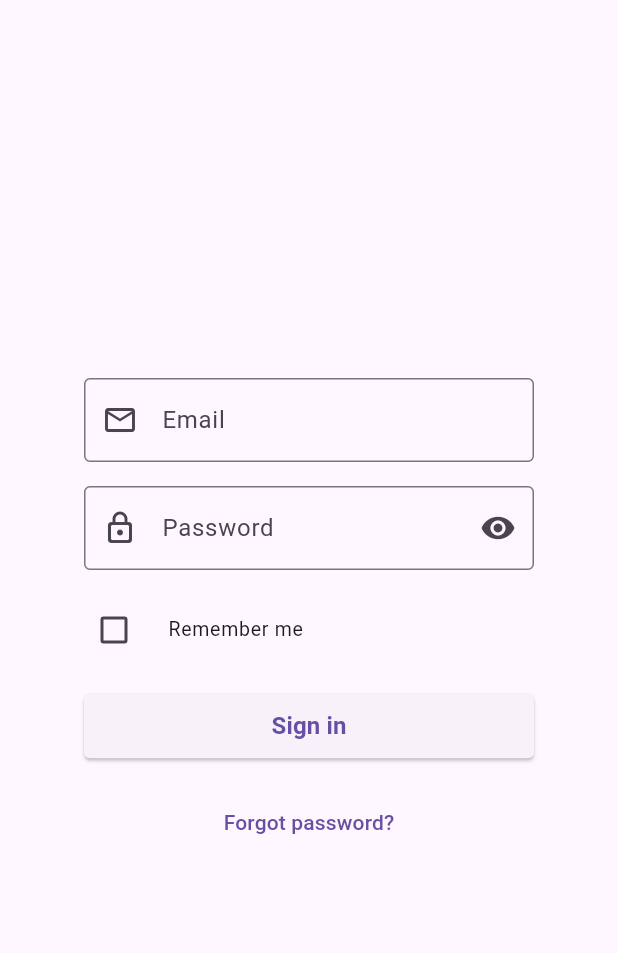
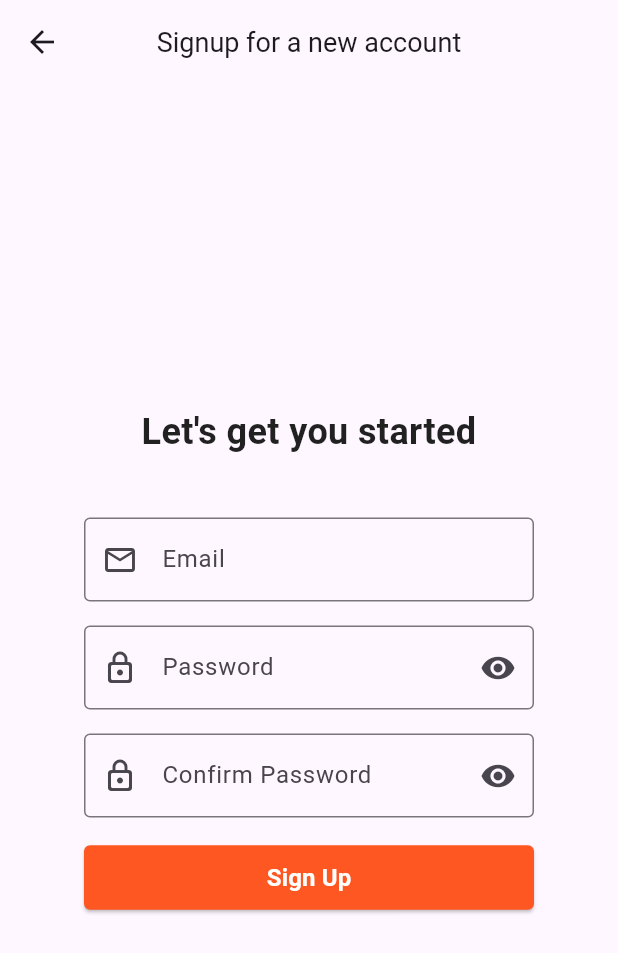
Before and after one commit to AndrewSebastianH/thesis-frontend, a Flutter app: the SignUp screen opened by its route, on a phone screen of 412 x 824 dp. Shown: the top 953 px of the screen. Run offline on Flutter 3.47's test engine with Material 3 defaults, Android fonts, the phone set to English and light mode, and no system bars; our stand-ins replace lottie.

Commit message:
feat:init route and pages

```diff
--- /dev/null
+++ b/thesis_frontend/lib/controllers/signup_controller.dart
@@ -0,0 +1,45 @@
+import 'package:flutter/material.dart';
+
+class SignUpController {
+  final TextEditingController emailController = TextEditingController();
+  final TextEditingController passwordController = TextEditingController();
+  final TextEditingController confirmPasswordController =
+      TextEditingController();
+
+  bool isPasswordVisible = false;
+  bool isConfirmPasswordVisible = false;
+
+  bool validateEmail(String? value) {
+    if (value == null || value.isEmpty) {
+      return false;
+    }
+    bool emailValid = RegExp(
+      r"^[a-zA-Z0-9.a-zA-Z0-9.!#$%&'*+-/=?^_`{|}~]+@[a-zA-Z0-9]+\.[a-zA-Z]+",
+    ).hasMatch(value);
+    return emailValid;
+  }
+
+  bool validatePassword(String? value) {
+    return value != null && value.length >= 6;
+  }
+
+  bool isPasswordMatching() {
+    return passwordController.text == confirmPasswordController.text;
+  }
+
+  void togglePasswordVisibility(VoidCallback updateState) {
+    isPasswordVisible = !isPasswordVisible;
+    updateState();
+  }
+
+  void toggleConfirmPasswordVisibility(VoidCallback updateState) {
+    isConfirmPasswordVisible = !isConfirmPasswordVisible;
+    updateState();
+  }
+
+  void dispose() {
+    emailController.dispose();
+    passwordController.dispose();
+    confirmPasswordController.dispose();
+  }
+}
--- a/thesis_frontend/lib/main.dart
+++ b/thesis_frontend/lib/main.dart
@@ -3,6 +3,7 @@ import 'package:lottie/lottie.dart';
 import 'package:thesis_frontend/screens/signin.dart';
 import 'package:thesis_frontend/screens/signup.dart';
 import 'package:thesis_frontend/screens/loading.dart';
+import 'package:thesis_frontend/screens/home_page.dart';
 
 void main() {
   runApp(const MyApp());
@@ -17,10 +18,11 @@ class MyApp extends StatelessWidget {
       debugShowCheckedModeBanner: false,
       theme: ThemeData(primarySwatch: Colors.deepOrange),
       routes: {
-        '/': (context) => const Loading(),
+        // '/': (context) => const Loading(),
+        '/': (context) => const SignUp(),
         '/signup': (context) => const SignUp(),
         '/signin': (context) => const SignIn(),
-        '/home': (context) => const LandingPage(),
+        '/home': (context) => const HomePage(),
       },
     );
   }
--- a/thesis_frontend/lib/screens/landing_page.dart
+++ b/thesis_frontend/lib/screens/home_page.dart
@@ -1,7 +1,7 @@
 import 'package:flutter/material.dart';
 
-class LandingPage extends StatelessWidget {
-  const LandingPage({super.key});
+class HomePage extends StatelessWidget {
+  const HomePage({super.key});
 
   @override
   Widget build(BuildContext context) {
--- a/thesis_frontend/lib/screens/signup.dart
+++ b/thesis_frontend/lib/screens/signup.dart
@@ -1,4 +1,5 @@
 import 'package:flutter/material.dart';
+import 'package:thesis_frontend/controllers/signup_controller.dart';
 
 class SignUp extends StatelessWidget {
   const SignUp({Key? key}) : super(key: key);
@@ -8,6 +9,19 @@ class SignUp extends StatelessWidget {
     final bool isSmallScreen = MediaQuery.of(context).size.width < 600;
 
     return Scaffold(
+      appBar: AppBar(
+        leading: IconButton(
+          icon: Icon(Icons.arrow_back),
+          onPressed: () {
+            Navigator.of(context).pop();
+          },
+        ),
+        title: Text(
+          'Signup for a new account',
+          style: TextStyle(fontSize: 18, fontWeight: FontWeight.normal),
+        ),
+        centerTitle: true,
+      ),
       body: Center(
         child:
             isSmallScreen
@@ -37,10 +51,14 @@ class _FormContent extends StatefulWidget {
 }
 
 class __FormContentState extends State<_FormContent> {
-  bool _isPasswordVisible = false;
-  bool _rememberMe = false;
+  final _formKey = GlobalKey<FormState>();
+  final SignUpController _controller = SignUpController();
 
-  final GlobalKey<FormState> _formKey = GlobalKey<FormState>();
+  @override
+  void dispose() {
+    _controller.dispose();
+    super.dispose();
+  }
 
   @override
   Widget build(BuildContext context) {
@@ -52,22 +70,24 @@ class __FormContentState extends State<_FormContent> {
           mainAxisSize: MainAxisSize.min,
           mainAxisAlignment: MainAxisAlignment.center,
           children: [
+            Text(
+              "Let's get you started",
+              style: TextStyle(
+                fontSize: 24,
+                fontWeight: FontWeight.bold,
+                color: Colors.black87,
+              ),
+              textAlign: TextAlign.center,
+            ),
+            _gap(height: 40),
             TextFormField(
-              validator: (value) {
-                // add email validation
-                if (value == null || value.isEmpty) {
-                  return 'Please enter your email';
-                }
+              controller: _controller.emailController,
+              validator:
+                  (value) =>
+                      _controller.validateEmail(value)
+                          ? null
+                          : 'Please enter a valid email',
 
-                bool emailValid = RegExp(
-                  r"^[a-zA-Z0-9.a-zA-Z0-9.!#$%&'*+-/=?^_`{|}~]+@[a-zA-Z0-9]+\.[a-zA-Z]+",
-                ).hasMatch(value);
-                if (!emailValid) {
-                  return 'Please enter a valid email';
-                }
-
-                return null;
-              },
               decoration: const InputDecoration(
                 labelText: 'Email',
                 hintText: 'Enter your email',
@@ -77,17 +97,13 @@ class __FormContentState extends State<_FormContent> {
             ),
             _gap(),
             TextFormField(
-              validator: (value) {
-                if (value == null || value.isEmpty) {
-                  return 'Please enter your password';
-                }
-
-                if (value.length < 6) {
-                  return 'Password must be at least 6 characters';
-                }
-                return null;
-              },
-              obscureText: !_isPasswordVisible,
+              controller: _controller.passwordController,
+              validator:
+                  (value) =>
+                      _controller.validatePassword(value)
+                          ? null
+                          : 'Password must be at least 6 characters',
+              obscureText: !_controller.isPasswordVisible,
               decoration: InputDecoration(
                 labelText: 'Password',
                 hintText: 'Enter your password',
@@ -95,37 +111,58 @@ class __FormContentState extends State<_FormContent> {
                 border: const OutlineInputBorder(),
                 suffixIcon: IconButton(
                   icon: Icon(
-                    _isPasswordVisible
+                    _controller.isPasswordVisible
                         ? Icons.visibility_off
                         : Icons.visibility,
                   ),
                   onPressed: () {
                     setState(() {
-                      _isPasswordVisible = !_isPasswordVisible;
+                      _controller.isPasswordVisible =
+                          !_controller.isPasswordVisible;
                     });
                   },
                 ),
               ),
             ),
             _gap(),
-            CheckboxListTile(
-              value: _rememberMe,
-              onChanged: (value) {
-                if (value == null) return;
-                setState(() {
-                  _rememberMe = value;
-                });
+            TextFormField(
+              controller: _controller.confirmPasswordController,
+              validator: (value) {
+                if (!_controller.isPasswordMatching()) {
+                  return 'Passwords do not match';
+                }
+                if (_controller.validatePassword(value)) {
+                  return 'Password must be at least 6 characters';
+                }
+                return null;
               },
-              title: const Text('Remember me'),
-              controlAffinity: ListTileControlAffinity.leading,
-              dense: true,
-              contentPadding: const EdgeInsets.all(0),
+              obscureText: !_controller.isConfirmPasswordVisible,
+              decoration: InputDecoration(
+                labelText: 'Confirm Password',
+                hintText: 'Enter your password again',
+                prefixIcon: const Icon(Icons.lock_outline_rounded),
+                border: const OutlineInputBorder(),
+                suffixIcon: IconButton(
+                  icon: Icon(
+                    _controller.isConfirmPasswordVisible
+                        ? Icons.visibility_off
+                        : Icons.visibility,
+                  ),
+                  onPressed: () {
+                    setState(() {
+                      _controller.isConfirmPasswordVisible =
+                          !_controller.isConfirmPasswordVisible;
+                    });
+                  },
+                ),
+              ),
             ),
             _gap(),
             SizedBox(
               width: double.infinity,
               child: ElevatedButton(
                 style: ElevatedButton.styleFrom(
+                  backgroundColor: Colors.deepOrange,
                   shape: RoundedRectangleBorder(
                     borderRadius: BorderRadius.circular(4),
                   ),
@@ -133,8 +170,12 @@ class __FormContentState extends State<_FormContent> {
                 child: const Padding(
                   padding: EdgeInsets.all(10.0),
                   child: Text(
-                    'Sign in',
-                    style: TextStyle(fontSize: 16, fontWeight: FontWeight.bold),
+                    'Sign Up',
+                    style: TextStyle(
+                      fontSize: 16,
+                      fontWeight: FontWeight.bold,
+                      color: Colors.white,
+                    ),
                   ),
                 ),
                 onPressed: () {
@@ -144,18 +185,11 @@ class __FormContentState extends State<_FormContent> {
                 },
               ),
             ),
-            _gap(),
-            TextButton(
-              onPressed: () {
-                // navigate to forgot password screen
-              },
-              child: const Text('Forgot password?'),
-            ),
           ],
         ),
       ),
     );
   }
 
-  Widget _gap() => const SizedBox(height: 16);
+  Widget _gap({double height = 16}) => SizedBox(height: height);
 }
```
